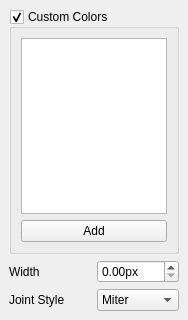
Old version of the form src/widgets/docks/dock_knot_display.ui in the repository mbasaglia/Knotter.
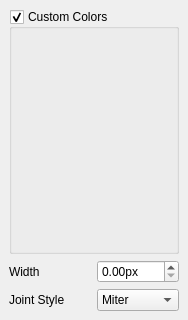
New version of the form. Icons and pictures are not drawn. Custom widgets are drawn as their Qt base class.

Commit message: Use better color list

Patch:
```diff
--- a/src/widgets/docks/dock_knot_display.ui
+++ b/src/widgets/docks/dock_knot_display.ui
@@ -37,18 +37,6 @@
        <bool>true</bool>
       </property>
       <layout class="QGridLayout" name="gridLayout">
-       <item row="1" column="0">
-        <widget class="QPushButton" name="button_add_color">
-         <property name="text">
-          <string>Add</string>
-         </property>
-         <property name="icon">
-          <iconset theme="list-add">
-           <normaloff/>
-          </iconset>
-         </property>
-        </widget>
-       </item>
        <item row="0" column="0">
         <widget class="Color_List_Widget" name="list_colors"/>
        </item>
@@ -122,7 +110,7 @@
  <customwidgets>
   <customwidget>
    <class>Color_List_Widget</class>
-   <extends>QTableWidget</extends>
+   <extends>QWidget</extends>
    <header>color_list_widget.hpp</header>
   </customwidget>
  </customwidgets>
```
The commit also changes 2 other files.
